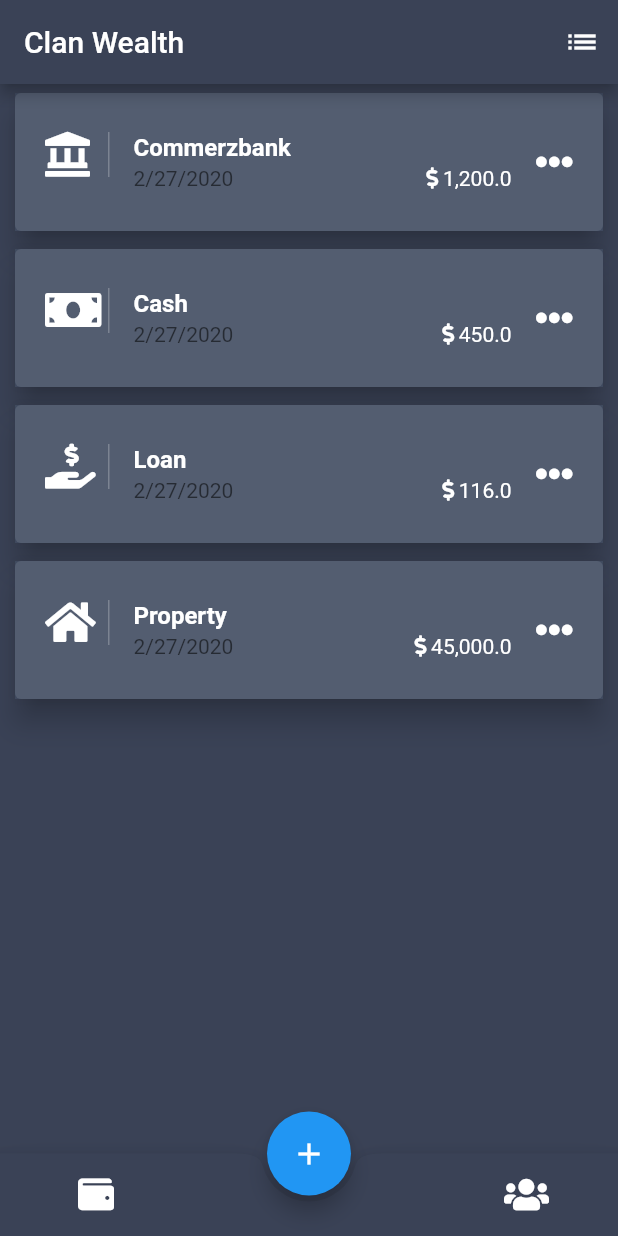
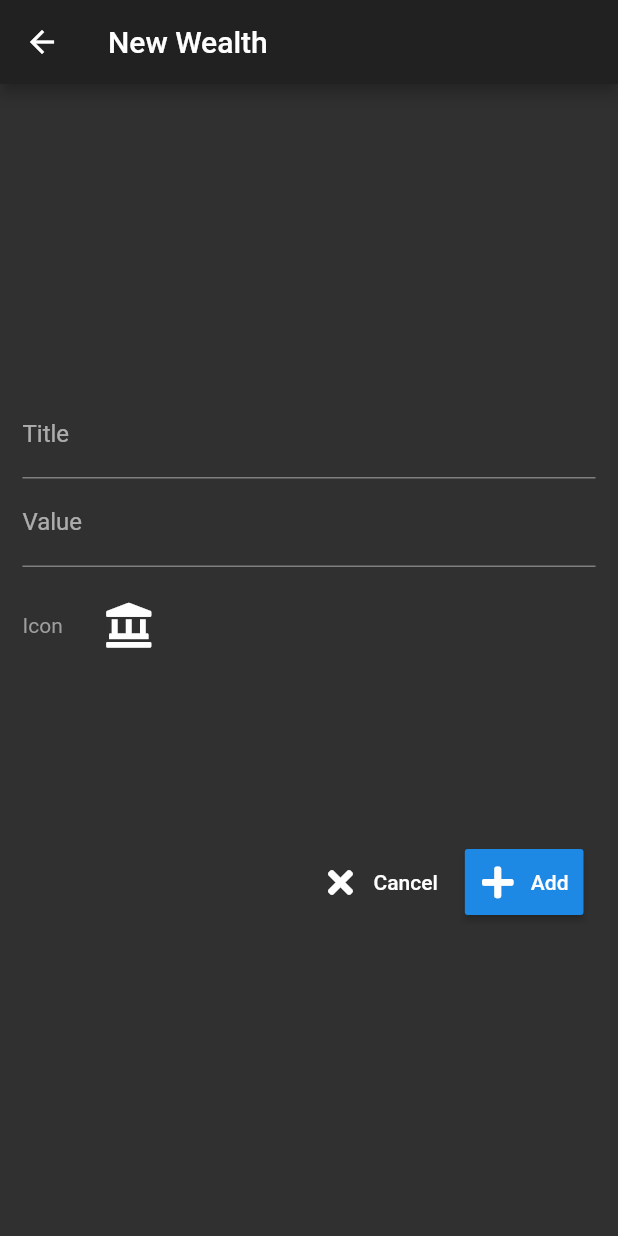
Before and after one commit to companyofdev/clan-wealth, a Flutter app: the screen it shows after launch, after a tap on the "add" icon, on a phone screen of 412 x 824 dp. Run offline on Flutter 3.47's test engine with Material 2 defaults, Android fonts, the light colour scheme and no system bars; our stand-ins replace font_awesome_flutter; missing offline and left inert: flutter_iconpicker.

Commit message:
Add Wealth Form and buttons

```diff
--- a/lib/colors.dart
+++ /dev/null
@@ -1,6 +0,0 @@
-import 'package:flutter/material.dart';
-
-const kAppBarBackground = Color.fromRGBO(58, 66, 86, 1.0);
-const kPrimaryColor = Color.fromRGBO(58, 66, 86, 1.0);
-const kBackgroundColor = Color.fromRGBO(58, 66, 86, 1.0);
-const kColor = Color.fromRGBO(58, 66, 86, 1.0);
--- a/lib/components/cw_bottom_navigation_bar.dart
+++ b/lib/components/cw_bottom_navigation_bar.dart
@@ -1,4 +1,3 @@
-import 'package:clan_wealth/colors.dart';
 import 'package:flutter/material.dart';
 import 'package:font_awesome_flutter/font_awesome_flutter.dart';
 
@@ -14,7 +13,7 @@ class CwBottomNavigationBar extends StatelessWidget {
     return Container(
       height: 55.0,
       child: BottomAppBar(
-        color: kColor,
+        // color: kColor,
         shape: CircularNotchedRectangle(),
         notchMargin: 4.0,
         child: Padding(
--- a/lib/components/wealth_card.dart
+++ b/lib/components/wealth_card.dart
@@ -1,5 +1,4 @@
 import 'package:clan_wealth/apis/wealth_api.dart';
-import 'package:clan_wealth/colors.dart';
 import 'package:clan_wealth/screens/wealth_details.dart';
 import 'package:flutter/material.dart';
 import 'package:font_awesome_flutter/font_awesome_flutter.dart';
@@ -74,9 +73,11 @@ class WealthListTile extends StatelessWidget {
       ),
       onTap: () {
         Navigator.push(
-            context,
-            MaterialPageRoute(
-                builder: (context) => WealthDetailsScreen(wealth: wealth)));
+          context,
+          MaterialPageRoute(
+            builder: (context) => WealthDetailsScreen(wealth: wealth),
+          ),
+        );
       },
     );
   }
@@ -114,14 +115,10 @@ class Amount extends StatelessWidget {
       children: [
         Icon(
           FontAwesomeIcons.dollarSign,
-          color: Colors.white,
           size: 14.0,
         ),
         Text(
           formatter.format(amount),
-          style: TextStyle(
-            color: Colors.white,
-          ),
         ),
       ],
     );
--- a/lib/main.dart
+++ b/lib/main.dart
@@ -1,9 +1,4 @@
-import 'package:clan_wealth/colors.dart';
-import 'package:clan_wealth/components/cw_bottom_navigation_bar.dart';
 import 'package:clan_wealth/main_page.dart';
-import 'package:clan_wealth/screens/clan.dart';
-import 'package:clan_wealth/screens/home.dart';
-import 'package:clan_wealth/screens/wealth.dart';
 import 'package:flutter/material.dart';
 
 void main() {
@@ -16,11 +11,12 @@ class MyApp extends StatelessWidget {
   Widget build(BuildContext context) {
     return MaterialApp(
       title: 'Flutter Demo',
-      theme: ThemeData(
-        primaryColor: kPrimaryColor,
-        primarySwatch: Colors.blue,
-        visualDensity: VisualDensity.adaptivePlatformDensity,
-      ),
+      // theme: ThemeData(
+      //   primaryColor: kPrimaryColor,
+      //   primarySwatch: Colors.blue,
+      //   visualDensity: VisualDensity.adaptivePlatformDensity,
+      // ),
+      theme: ThemeData.dark(),
       home: MainPage(),
     );
   }
--- a/lib/main_page.dart
+++ b/lib/main_page.dart
@@ -1,5 +1,5 @@
-import 'package:clan_wealth/colors.dart';
 import 'package:clan_wealth/screens/wealth.dart';
+import 'package:clan_wealth/screens/wealth_insert.dart';
 import 'package:flutter/material.dart';
 
 import 'components/cw_bottom_navigation_bar.dart';
@@ -13,9 +13,9 @@ class _MainPageState extends State<MainPage> {
   @override
   Widget build(BuildContext context) {
     return Scaffold(
-      backgroundColor: kBackgroundColor,
+      // backgroundColor: kBackgroundColor,
       appBar: AppBar(
-        backgroundColor: kAppBarBackground,
+        // backgroundColor: kAppBarBackground,
         title: Text('Clan Wealth'),
         actions: [
           IconButton(
@@ -28,7 +28,14 @@ class _MainPageState extends State<MainPage> {
       floatingActionButtonLocation: FloatingActionButtonLocation.centerDocked,
       floatingActionButton: FloatingActionButton(
         child: const Icon(Icons.add),
-        onPressed: () {},
+        onPressed: () {
+          Navigator.push(
+            context,
+            MaterialPageRoute(
+              builder: (context) => WealthInsertScreen(),
+            ),
+          );
+        },
       ),
       bottomNavigationBar: CwBottomNavigationBar(),
     );
--- /dev/null
+++ b/lib/screens/wealth_insert.dart
@@ -0,0 +1,140 @@
+import 'package:flutter/material.dart';
+import 'package:flutter/services.dart';
+import 'package:font_awesome_flutter/font_awesome_flutter.dart';
+import 'package:flutter_iconpicker/flutter_iconpicker.dart';
+
+class WealthInsertScreen extends StatefulWidget {
+  @override
+  _WealthInsertScreenState createState() => _WealthInsertScreenState();
+}
+
+class _WealthInsertScreenState extends State<WealthInsertScreen> {
+  IconData _iconData = FontAwesomeIcons.landmark;
+  bool isAdaptive = true;
+  bool showTooltips = false;
+  bool showSearch = true;
+
+  _pickIcon() async {
+    IconData icon = await FlutterIconPicker.showIconPicker(
+      context,
+      adaptiveDialog: isAdaptive,
+      showTooltips: showTooltips,
+      showSearchBar: showSearch,
+      iconPickerShape: RoundedRectangleBorder(
+        borderRadius: BorderRadius.circular(20),
+      ),
+      iconPackMode: IconPack.fontAwesomeIcons,
+    );
+
+    if (icon != null) {
+      _iconData = icon;
+      setState(
+        () {},
+      );
+
+      debugPrint('Picked Icon:  $icon');
+    }
+  }
+
+  @override
+  Widget build(BuildContext context) {
+    return Scaffold(
+      appBar: AppBar(
+        title: Text('New Wealth'),
+      ),
+      body: Column(
+        mainAxisAlignment: MainAxisAlignment.center,
+        mainAxisSize: MainAxisSize.max,
+        children: [
+          Padding(
+            padding: const EdgeInsets.all(15.0),
+            child: Form(
+              child: Column(
+                mainAxisAlignment: MainAxisAlignment.center,
+                children: [
+                  _buildTitleField(),
+                  _buildAmountField(),
+                  _buildIconField(),
+                  SizedBox(height: 100.0),
+                  ButtonBar(
+                    children: [
+                      FlatButton(
+                        padding: EdgeInsets.all(10.0),
+                        onPressed: () {},
+                        child: Row(
+                          mainAxisSize: MainAxisSize.min,
+                          children: [
+                            Icon(FontAwesomeIcons.times),
+                            SizedBox(
+                              width: 10.0,
+                            ),
+                            Text('Cancel'),
+                          ],
+                        ),
+                      ),
+                      RaisedButton(
+                        padding: EdgeInsets.all(10.0),
+                        onPressed: () {},
+                        child: Row(
+                          mainAxisSize: MainAxisSize.min,
+                          children: [
+                            Icon(FontAwesomeIcons.plus),
+                            SizedBox(
+                              width: 10.0,
+                            ),
+                            Text('Add'),
+                          ],
+                        ),
+                      ),
+                    ],
+                  ),
+                ],
+              ),
+            ),
+          ),
+        ],
+      ),
+    );
+  }
+
+  Widget _buildTitleField() {
+    return TextFormField(
+      decoration: InputDecoration(
+        labelText: 'Title',
+      ),
+    );
+  }
+
+  Widget _buildAmountField() {
+    return TextFormField(
+      decoration: InputDecoration(
+        labelText: 'Value',
+      ),
+      keyboardType: TextInputType.numberWithOptions(
+        decimal: true,
+        signed: false,
+      ),
+    );
+  }
+
+  Widget _buildIconField() {
+    return Container(
+      margin: EdgeInsets.symmetric(vertical: 15.0),
+      child: Row(
+        children: [
+          Text(
+            'Icon',
+            style: TextStyle(color: Colors.grey),
+          ),
+          SizedBox(width: 20.0),
+          IconButton(
+              icon: Icon(
+                _iconData,
+                size: 30.0,
+              ),
+              onPressed: _pickIcon),
+        ],
+      ),
+    );
+  }
+}
--- a/pubspec.yaml
+++ b/pubspec.yaml
@@ -30,6 +30,7 @@ dependencies:
   cupertino_icons: ^1.0.0
   font_awesome_flutter: ^8.11.0
   intl: ^0.16.1
+  flutter_iconpicker: ^2.2.2
 
 dev_dependencies:
   flutter_test:
```
Also changed, not shown: pubspec.lock.
